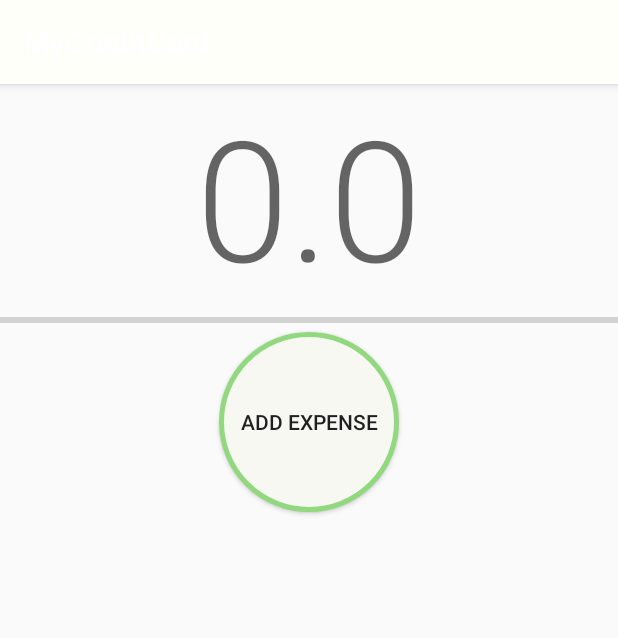
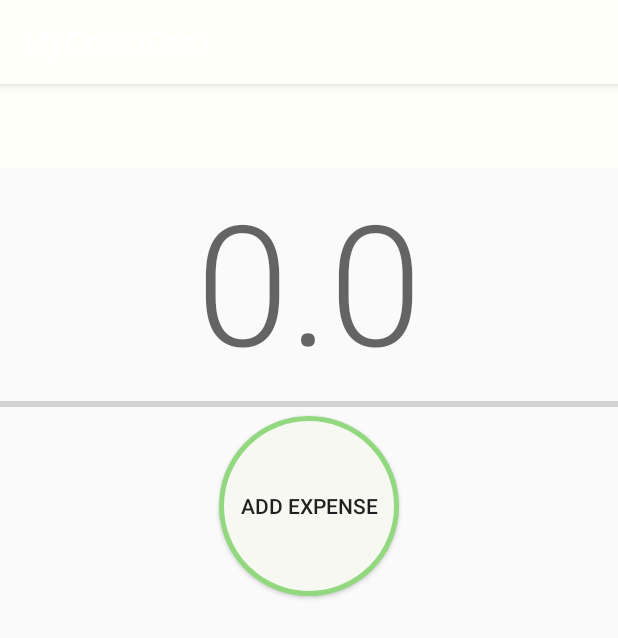
Before and after one commit to lcch0/expenses, an Android app: the screen it shows after launch (MainActivity), on a phone screen of 412 x 824 dp. Shown: the top 638 px of the screen. Run offline under Robolectric (Android 15) with nearby library versions, the phone set to English and light mode, and no system bars; our stand-ins replace Room's generated code; 1 statement that could not run was skipped.

Commit message:
migrated to navigation

```diff
--- a/app/build.gradle
+++ b/app/build.gradle
@@ -30,10 +30,11 @@ android {
 
 dependencies {
     implementation fileTree(dir: 'libs', include: ['*.jar'])
-    implementation"org.jetbrains.kotlin:kotlin-stdlib-jdk7:$kotlin_version"
+    implementation "org.jetbrains.kotlin:kotlin-stdlib-jdk7:$kotlin_version"
     implementation 'androidx.appcompat:appcompat:1.1.0'
     implementation 'androidx.core:core-ktx:1.1.0'
     implementation 'androidx.constraintlayout:constraintlayout:1.1.3'
+    implementation 'androidx.legacy:legacy-support-v4:1.0.0'
     testImplementation 'junit:junit:4.13'
     androidTestImplementation 'androidx.test.ext:junit:1.1.1'
     androidTestImplementation 'androidx.test.espresso:espresso-core:3.2.0'
@@ -60,4 +61,8 @@ dependencies {
 
     // Testing
     androidTestImplementation "androidx.arch.core:core-testing:$rootProject.coreTestingVersion"
+
+    //navigation
+    implementation "androidx.navigation:navigation-fragment-ktx:$rootProject.navigationVersion"
+    implementation "androidx.navigation:navigation-ui-ktx:$rootProject.navigationVersion"
 }
--- a/app/src/main/java/com/dss/mycreditcard/MainActivity.kt
+++ b/app/src/main/java/com/dss/mycreditcard/MainActivity.kt
@@ -1,42 +1,17 @@
 package com.dss.mycreditcard
 
+import android.os.Bundle
 import androidx.appcompat.app.AppCompatActivity
-import android.os.Bundle
-import androidx.lifecycle.Observer
-import androidx.lifecycle.ViewModelProvider
-import com.dss.mycreditcard.data.entities.Expense
-import com.dss.mycreditcard.viewModels.ExpenseViewModel
-import kotlinx.android.synthetic.main.expenses_view.*
 
 class MainActivity : AppCompatActivity()
 {
-    private lateinit var viewModel: ExpenseViewModel
+
 
     override fun onCreate(savedInstanceState: Bundle?)
     {
         super.onCreate(savedInstanceState)
         setContentView(R.layout.activity_main)
-
-        viewModel = ViewModelProvider(this).get(ExpenseViewModel::class.java)
-        viewModel.expenses.observe(this, Observer{
-            populateModel(it)
-        })
     }
 
-    private fun populateModel(expenses: List<Expense>?)
-    {
-        if(expenses == null)
-        {
-            amountText.text = 0.toString()
-            return
-        }
 
-        var amount = 0f
-        for (e in expenses)
-        {
-            amount+= e.amount
-        }
-
-        amountText.text = amount.toString()
-    }
 }
--- /dev/null
+++ b/app/src/main/java/com/dss/mycreditcard/fragments/MainFragment.kt
@@ -0,0 +1,53 @@
+package com.dss.mycreditcard.fragments
+
+
+import android.os.Bundle
+import android.view.LayoutInflater
+import android.view.View
+import android.view.ViewGroup
+import androidx.fragment.app.Fragment
+import androidx.lifecycle.Observer
+import androidx.lifecycle.ViewModelProvider
+import com.dss.mycreditcard.R
+import com.dss.mycreditcard.data.entities.Expense
+import com.dss.mycreditcard.viewModels.ExpenseViewModel
+import kotlinx.android.synthetic.main.fragment_main.*
+
+/**
+ * A simple [Fragment] subclass.
+ */
+class MainFragment : Fragment() {
+
+    private lateinit var viewModel: ExpenseViewModel
+
+    override fun onCreateView(
+        inflater: LayoutInflater, container: ViewGroup?,
+        savedInstanceState: Bundle?
+    ): View? {
+        // Inflate the layout for this fragment
+        return inflater.inflate(R.layout.fragment_main, container, false)
+    }
+
+    override fun onViewCreated(view: View, savedInstanceState: Bundle?) {
+        super.onViewCreated(view, savedInstanceState)
+
+        viewModel = ViewModelProvider(this).get(ExpenseViewModel::class.java)
+        viewModel.expenses.observe(viewLifecycleOwner, Observer {
+            populateModel(it)
+        })
+    }
+
+    private fun populateModel(expenses: List<Expense>?) {
+        if (expenses == null) {
+            amountText.text = 0.toString()
+            return
+        }
+
+        var amount = 0f
+        for (e in expenses) {
+            amount += e.amount
+        }
+
+        amountText.text = amount.toString()
+    }
+}
--- a/app/src/main/res/layout/activity_main.xml
+++ b/app/src/main/res/layout/activity_main.xml
@@ -6,12 +6,36 @@
     android:layout_height="match_parent"
     tools:context=".MainActivity">
 
-    <include
-        android:id="@+id/include"
-        layout="@layout/expenses_view"
-        app:layout_constraintBottom_toBottomOf="parent"
-        app:layout_constraintLeft_toLeftOf="parent"
-        app:layout_constraintRight_toRightOf="parent"
+    <androidx.appcompat.widget.Toolbar
+        android:id="@+id/toolbar"
+        android:layout_width="match_parent"
+        android:layout_height="wrap_content"
+        android:background="@color/colorPrimary"
+        android:theme="@style/ThemeOverlay.MaterialComponents.ActionBar"
+        app:layout_constraintEnd_toEndOf="parent"
+        app:layout_constraintStart_toStartOf="parent"
         app:layout_constraintTop_toTopOf="parent" />
 
+    <fragment
+        android:id="@+id/my_nav_host_fragment"
+        android:name="androidx.navigation.fragment.NavHostFragment"
+        android:layout_width="match_parent"
+        android:layout_height="0dp"
+        android:layout_weight="1"
+        app:defaultNavHost="true"
+        app:layout_constraintBottom_toBottomOf="parent"
+        app:layout_constraintEnd_toEndOf="parent"
+        app:layout_constraintStart_toStartOf="parent"
+        app:layout_constraintTop_toBottomOf="@id/toolbar"
+        app:navGraph="@navigation/navigation"
+        tools:ignore="FragmentTagUsage" />
+
+    <!--    <include-->
+    <!--        android:id="@+id/include"-->
+    <!--        layout="@layout/expenses_view"-->
+    <!--        app:layout_constraintBottom_toBottomOf="parent"-->
+    <!--        app:layout_constraintLeft_toLeftOf="parent"-->
+    <!--        app:layout_constraintRight_toRightOf="parent"-->
+    <!--        app:layout_constraintTop_toTopOf="parent" />-->
+
 </androidx.constraintlayout.widget.ConstraintLayout>
--- a/app/src/main/res/layout/expenses_view.xml
+++ b/app/src/main/res/layout/fragment_main.xml
@@ -1,9 +1,8 @@
 <?xml version="1.0" encoding="utf-8"?>
 <LinearLayout xmlns:android="http://schemas.android.com/apk/res/android"
-    xmlns:app="http://schemas.android.com/apk/res-auto"
-    xmlns:tools="http://schemas.android.com/tools"
-    android:orientation="vertical" android:layout_width="match_parent"
-    android:layout_height="match_parent">
+    android:layout_width="match_parent"
+    android:layout_height="match_parent"
+    android:orientation="vertical">
 
     <TextView
         android:id="@+id/amountText"
--- /dev/null
+++ b/app/src/main/res/navigation/navigation.xml
@@ -0,0 +1,13 @@
+<?xml version="1.0" encoding="utf-8"?>
+<navigation xmlns:android="http://schemas.android.com/apk/res/android"
+    xmlns:app="http://schemas.android.com/apk/res-auto"
+    xmlns:tools="http://schemas.android.com/tools"
+    android:id="@+id/navigation.xml"
+    app:startDestination="@id/mainFragment">
+
+    <fragment
+        android:id="@+id/mainFragment"
+        android:name="com.dss.mycreditcard.fragments.MainFragment"
+        android:label="fragment_main"
+        tools:layout="@layout/fragment_main" />
+</navigation>
--- a/build.gradle
+++ b/build.gradle
@@ -7,6 +7,7 @@ ext {
     coreTestingVersion = "2.1.0"
     coroutines = '1.3.2'
     materialVersion = "1.0.0"
+    navigationVersion = '2.2.0'
 }
 
 buildscript {
```
